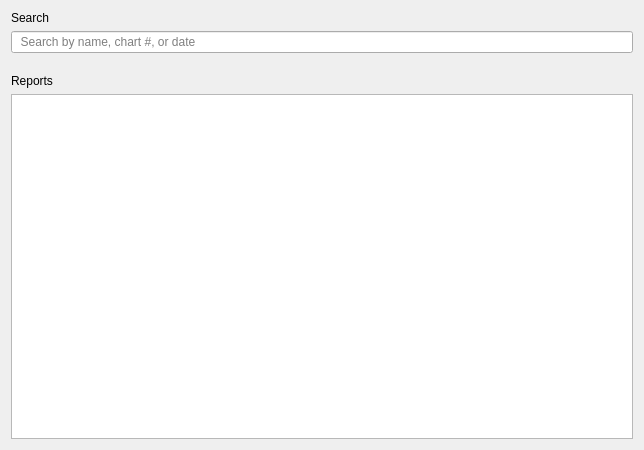
The window that application/ui/viewReports.ui (MichaelUtt/ImplantProject) describes before a commit, drawn with Qt 5.
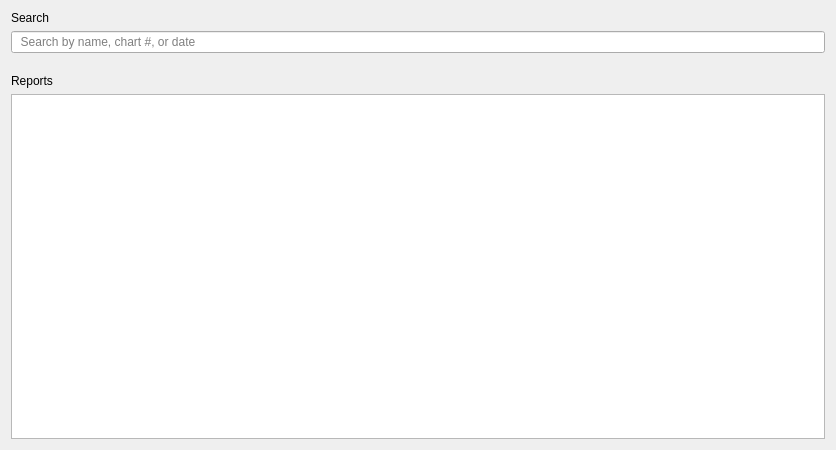
The same window after the commit.

```diff
--- a/application/ui/viewReports.ui
+++ b/application/ui/viewReports.ui
@@ -6,7 +6,7 @@
    <rect>
     <x>0</x>
     <y>0</y>
-    <width>644</width>
+    <width>836</width>
     <height>450</height>
    </rect>
   </property>
@@ -67,7 +67,35 @@
     </widget>
    </item>
    <item>
-    <widget class="QTableWidget" name="reportsTable"/>
+    <widget class="QTableWidget" name="reportsTable">
+     <property name="frameShadow">
+      <enum>QFrame::Sunken</enum>
+     </property>
+     <property name="lineWidth">
+      <number>3</number>
+     </property>
+     <property name="editTriggers">
+      <set>QAbstractItemView::NoEditTriggers</set>
+     </property>
+     <property name="dragDropOverwriteMode">
+      <bool>false</bool>
+     </property>
+     <property name="alternatingRowColors">
+      <bool>true</bool>
+     </property>
+     <property name="sortingEnabled">
+      <bool>true</bool>
+     </property>
+     <attribute name="horizontalHeaderVisible">
+      <bool>true</bool>
+     </attribute>
+     <attribute name="horizontalHeaderStretchLastSection">
+      <bool>true</bool>
+     </attribute>
+     <attribute name="verticalHeaderVisible">
+      <bool>false</bool>
+     </attribute>
+    </widget>
    </item>
   </layout>
  </widget>
```
